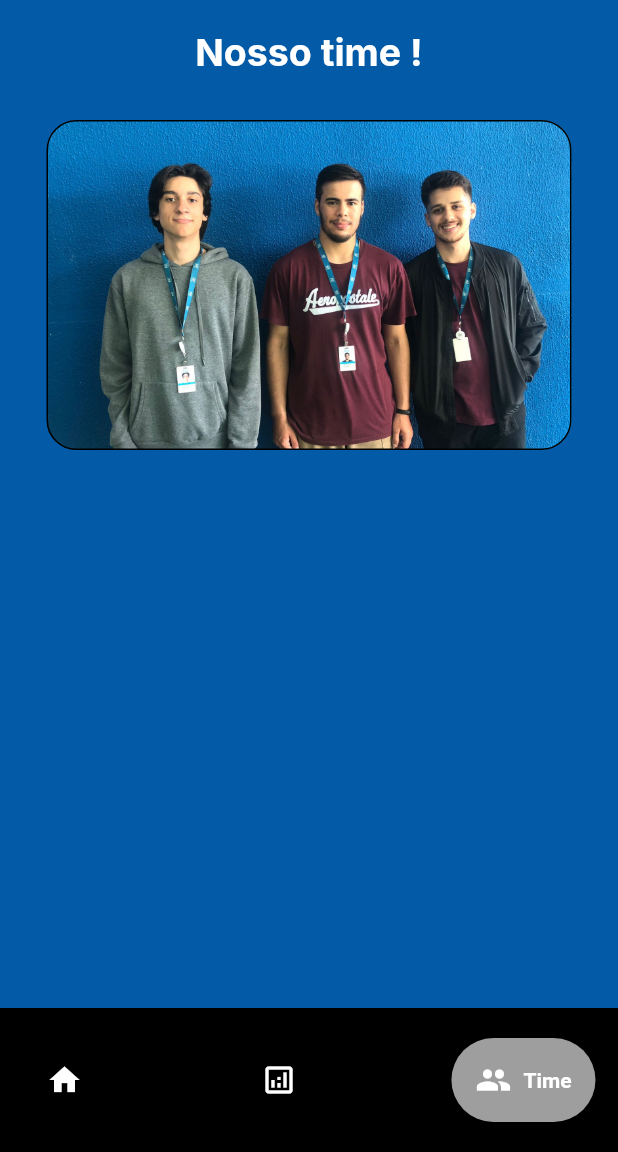
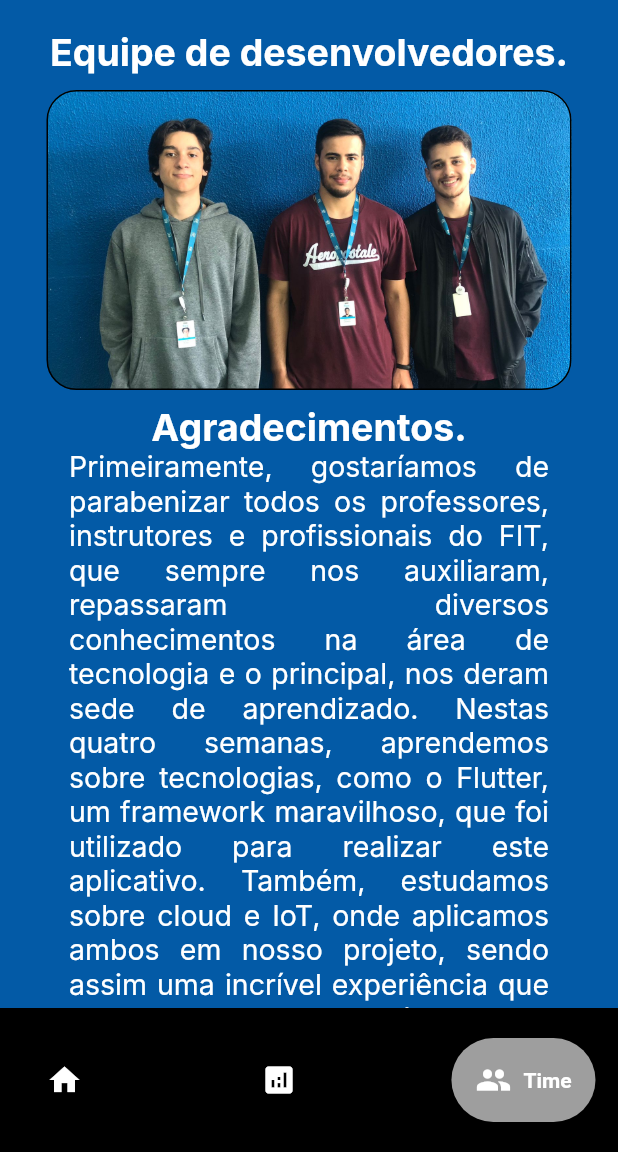
Before and after one commit to MyNameIsGustavo/FarmFitMobile, a Flutter app: the appbartime screen opened directly, on a phone screen of 412 x 824 dp, the part 84-1236 px from its top. Run offline on Flutter 3.47's test engine with Material 2 defaults, Android fonts, the phone set to English and light mode, and no system bars; drawn by our look-alikes of google_nav_bar; missing offline and left inert: mqtt_client; network calls fail; Roboto replaces fonts that are missing (Inter).

Commit message:
Versão final projeto

```diff
--- a/lib/pages/time.dart
+++ b/lib/pages/time.dart
@@ -19,7 +19,7 @@ class conteudotime extends StatelessWidget {
         Padding(padding: EdgeInsets.all(10)),
         Container(
           child: Text(
-            "Nosso time !",
+            "Equipe de desenvolvedores.",
             style: TextStyle(
                 fontSize: 25,
                 fontFamily: 'Inter',
@@ -27,10 +27,10 @@ class conteudotime extends StatelessWidget {
                 color: Colors.white),
           ),
         ),
-        Padding(padding: EdgeInsets.all(10)),
+
         Center(
           child: Container(
-            height: 220,
+            height: 200,
             width: 350,
             margin: EdgeInsets.symmetric(
                 horizontal: kDefaultPadding, vertical: kDefaultPadding / 2),
@@ -41,6 +41,29 @@ class conteudotime extends StatelessWidget {
                 image: AssetImage("images/nossotime.jpg"),
                 fit: BoxFit.cover,
               ),
+            ),
+          ),
+        ),
+
+        Container(
+          child: Text(
+            "Agradecimentos.",
+            style: TextStyle(
+                fontSize: 25,
+                fontFamily: 'Inter',
+                fontWeight: FontWeight.bold,
+                color: Colors.white),
+          ),
+        ),
+        Container(
+          width: 320,
+          child: Text(
+            "   Primeiramente, gostaríamos de parabenizar todos os professores, instrutores e profissionais do FIT, que sempre nos auxiliaram, repassaram diversos conhecimentos na área de tecnologia e o principal, nos deram sede de aprendizado. Nestas quatro semanas, aprendemos sobre tecnologias, como o Flutter, um framework maravilhoso, que foi utilizado para realizar este aplicativo. Também, estudamos sobre cloud e IoT, onde aplicamos ambos em nosso projeto, sendo assim uma incrível experiência que levaremos para nossas vidas.",
+            textAlign: TextAlign.justify,
+            style: TextStyle(
+              fontSize: 19,
+              fontFamily: 'Inter',
+              color: Colors.white,
             ),
           ),
         ),
@@ -82,7 +105,7 @@ class _appbartimeState extends State<appbartime> {
                 onPressed: () {
                   Navigator.popAndPushNamed(context, "painel");
                 },
-                icon: Icons.analytics_outlined,
+                icon: Icons.analytics,
                 text: 'Painel',
               ),
               GButton(
```
Also changed, not shown: lib/pages/homescreen.dart (+3 -4 lines), lib/pages/loginScreen.dart (+14 -17 lines), lib/pages/painel.dart (+42 -6 lines), lib/pages/painelhumidade.dart (+41 -17 lines), lib/services/previsao_service.dart (+4 -6 lines).
